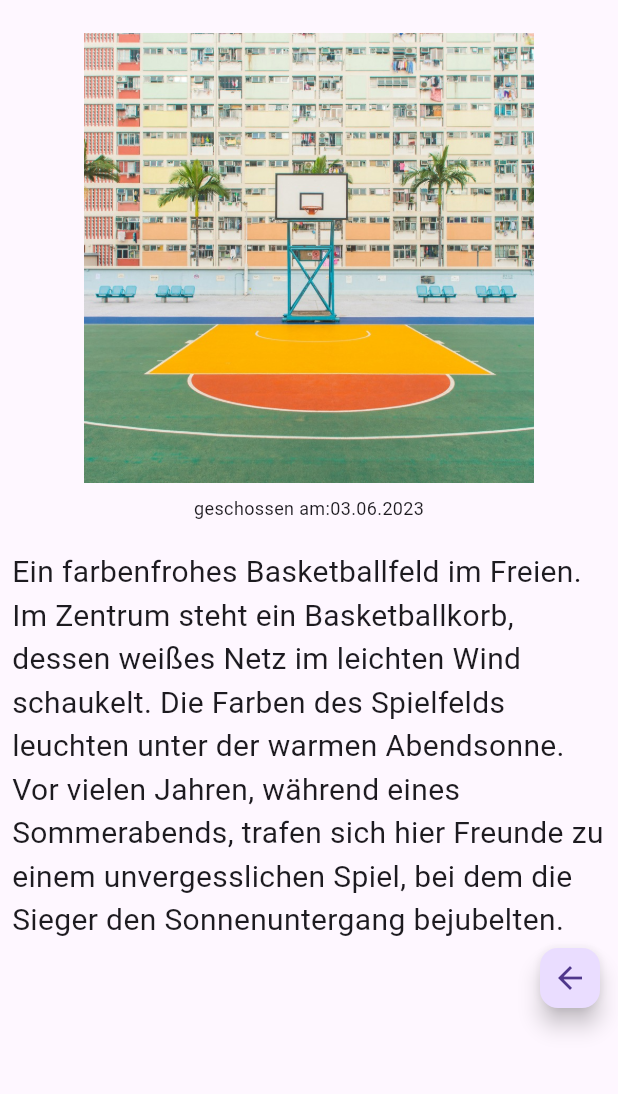
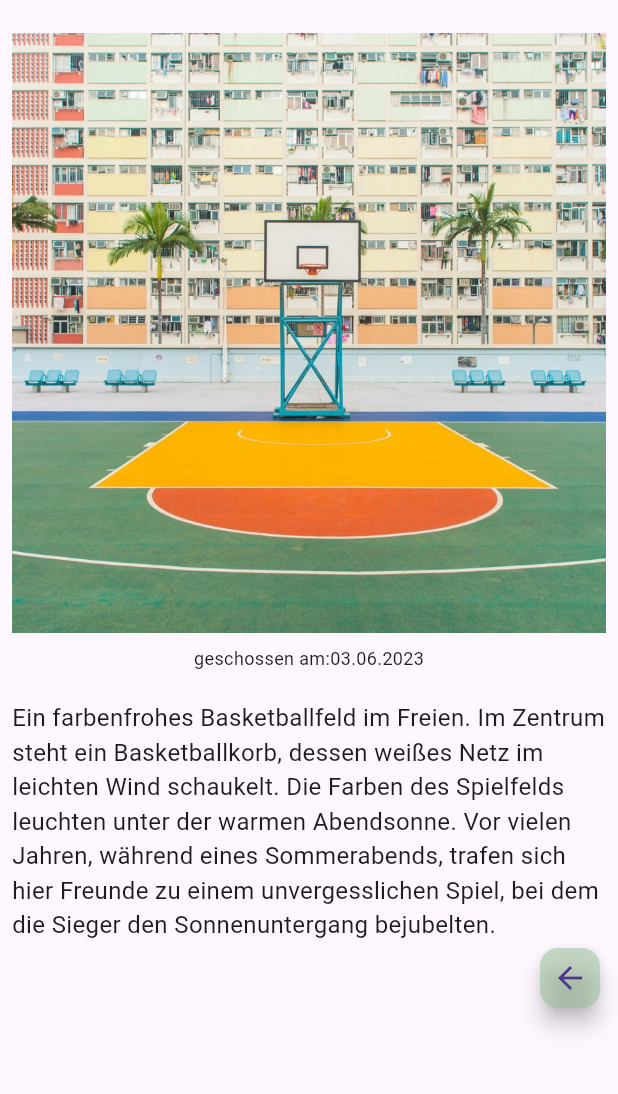
Before and after one commit to AndreasSrHefmanKuhl/appgallery_heav, a Flutter app: the screen it shows after launch, after a tap on "Bunter Basketball", on a phone screen of 412 x 824 dp, the part 63-1157 px from its top. Run offline on Flutter 3.47's test engine with Material 3 defaults, Android fonts, the phone set to English and light mode, and no system bars.

Commit message:
added colors

```diff
--- a/lib/Features/Gallery/screens/detail_screen.dart
+++ b/lib/Features/Gallery/screens/detail_screen.dart
@@ -10,6 +10,7 @@ class DetailScreen extends StatelessWidget {
     return MaterialApp(
       home: Scaffold(
         appBar: AppBar(
+          surfaceTintColor: Colors.green,
           leading: IconButton(
             iconSize: 10,
             icon: const Icon(Icons.arrow_back, size: 20),
@@ -25,9 +26,12 @@ class DetailScreen extends StatelessWidget {
               mainAxisAlignment: MainAxisAlignment.start,
               children: [
                 SizedBox(
-                    height: 300,
-                    width: 300,
-                    child: Image.asset(item.imagePath, fit: BoxFit.cover)),
+                    height: 400,
+                    width: 500,
+                    child: Image.asset(
+                      item.imagePath,
+                      fit: BoxFit.cover,
+                    )),
                 const SizedBox(height: 8),
                 Text('geschossen am:${item.imageDate}',
                     style: const TextStyle(
@@ -36,12 +40,13 @@ class DetailScreen extends StatelessWidget {
                 const SizedBox(height: 20),
                 Text(
                   item.imageDescription,
-                  style: const TextStyle(fontSize: 20),
+                  style: const TextStyle(fontSize: 16),
                 ),
                 Row(
                   mainAxisAlignment: MainAxisAlignment.end,
                   children: [
                     FloatingActionButton(
+                      backgroundColor: const Color.fromARGB(137, 154, 195, 155),
                       mini: true,
                       child: const Icon(Icons.arrow_back),
                       onPressed: () => Navigator.pop(context),
--- a/lib/Features/Gallery/screens/gallery_home.dart
+++ b/lib/Features/Gallery/screens/gallery_home.dart
@@ -28,6 +28,7 @@ class _HomeState extends State<GalleryHome> {
     return MaterialApp(
       home: Scaffold(
         appBar: AppBar(
+          surfaceTintColor: Colors.green,
           title: const Text('MyGallery'),
           actions: const [],
         ),
```
